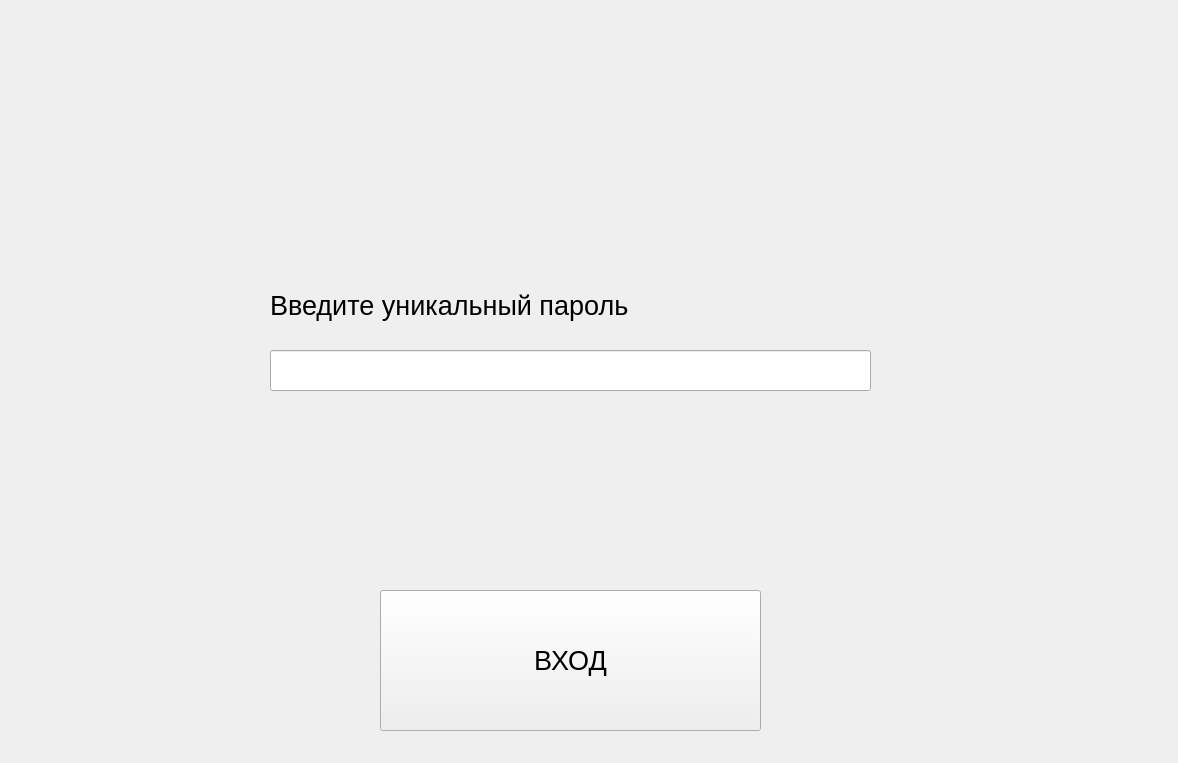
Qt form mainwindow.ui (RemMash/rem) before a commit.
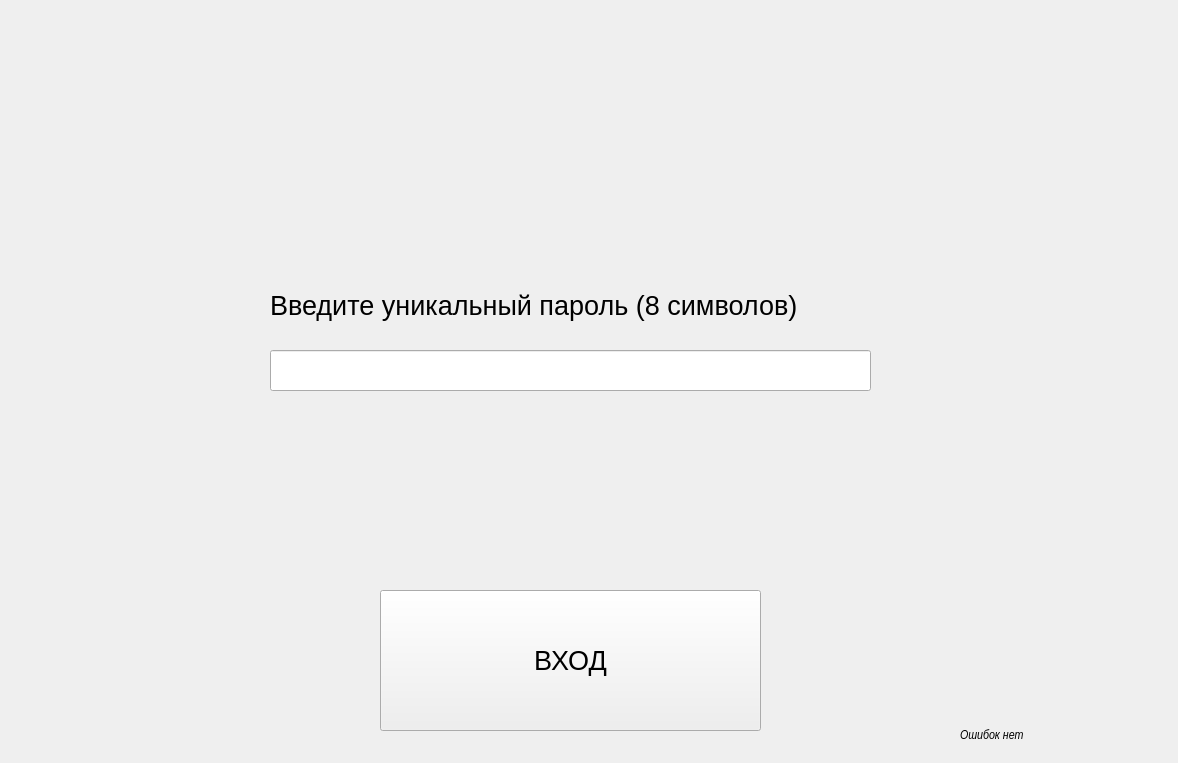
The same form after that commit. Icons and pictures are not drawn.

Diff of the .ui file:
```diff
--- a/mainwindow.ui
+++ b/mainwindow.ui
@@ -87,7 +87,30 @@
      <string notr="true">background-image: url(:/image/resource/img/background.jpg);</string>
     </property>
     <property name="text">
-     <string>Введите уникальный пароль</string>
+     <string>Введите уникальный пароль (8 символов)</string>
+    </property>
+   </widget>
+   <widget class="QLabel" name="error_block">
+    <property name="geometry">
+     <rect>
+      <x>960</x>
+      <y>710</y>
+      <width>211</width>
+      <height>51</height>
+     </rect>
+    </property>
+    <property name="font">
+     <font>
+      <family>Arial Narrow</family>
+      <pointsize>10</pointsize>
+      <weight>50</weight>
+      <italic>true</italic>
+      <bold>false</bold>
+      <underline>false</underline>
+     </font>
+    </property>
+    <property name="text">
+     <string>Ошибок нет</string>
     </property>
    </widget>
   </widget>
```
Left out of the diff: 2 changed lines with no effect on the pictures.
